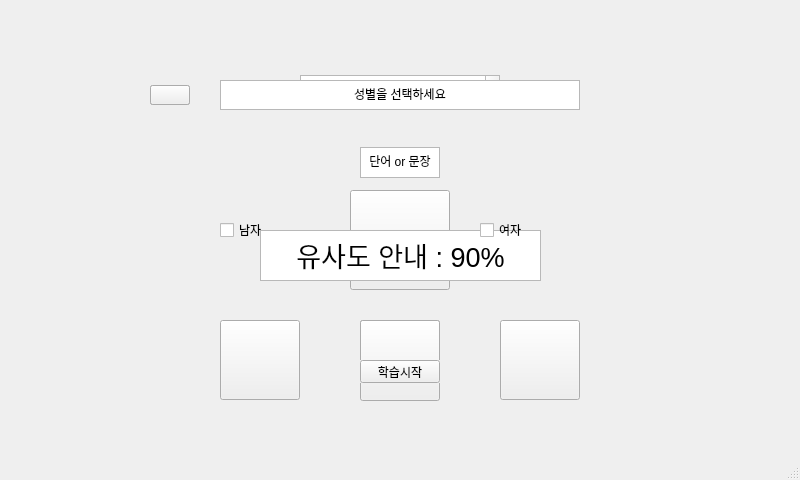
mINUs-capstone-design/Source_Code, file sub.ui: the form before one commit.
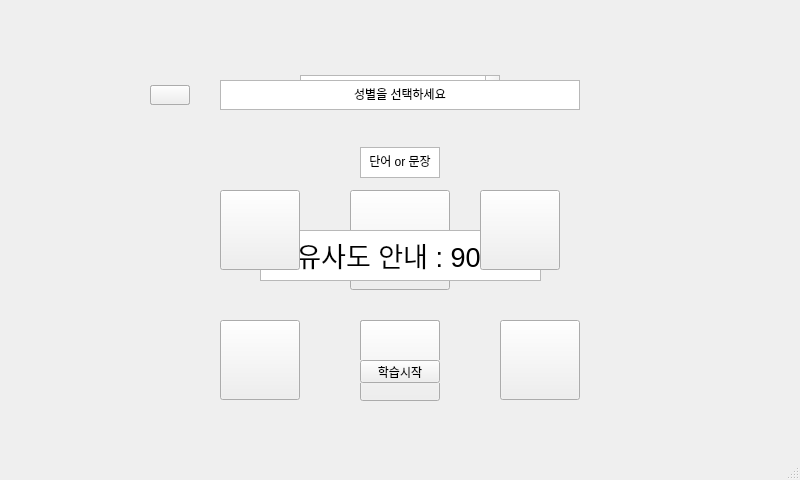
The form after the commit. Icons and pictures are not drawn.

Commit message: feat 성별선택 ui 이미지 추가

Patch:
```diff
--- a/sub.ui
+++ b/sub.ui
@@ -455,7 +455,7 @@
       <string>학습시작</string>
      </property>
     </widget>
-    <widget class="QCheckBox" name="check_woman">
+    <widget class="QPushButton" name="check_woman">
      <property name="geometry">
       <rect>
        <x>480</x>
@@ -468,13 +468,13 @@
       <string notr="true">border-image: url(:/woman/icons/unchecked_woman.png);</string>
      </property>
      <property name="text">
-      <string>여자</string>
+      <string/>
      </property>
      <property name="checked">
       <bool>false</bool>
      </property>
     </widget>
-    <widget class="QCheckBox" name="check_man">
+    <widget class="QPushButton" name="check_man">
      <property name="geometry">
       <rect>
        <x>220</x>
@@ -487,7 +487,7 @@
       <string notr="true">border-image: url(:/man/icons/unchecked_man.png);</string>
      </property>
      <property name="text">
-      <string>남자</string>
+      <string/>
      </property>
     </widget>
     <widget class="QTextBrowser" name="textBrowser_4">
```
The commit also changes 5 other files.
